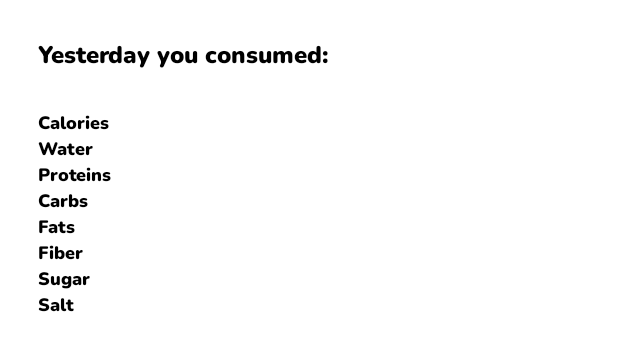
After one commit to kyrylost/EatWise, an Android app: the layout yeasterday_consumed_nutrients.xml on its own in the app's theme, with its tools: preview values and no code run, on a phone screen of 412 x 824 dp. The commit adds this screen. Shown: the top 351 px of the screen. Run offline under Robolectric (Android 15) with nearby library versions, the phone set to English and light mode, and no system bars.

Commit message:
Yesterday consumed nutrients info added

```diff
--- a/app/src/main/java/kyrylost/apps/eatwise/adapters/OwnFoodAdapter.kt
+++ b/app/src/main/java/kyrylost/apps/eatwise/adapters/OwnFoodAdapter.kt
@@ -1,7 +1,6 @@
 package kyrylost.apps.eatwise.adapters
 
 import android.content.Context
-import android.util.Log
 import android.view.LayoutInflater
 import android.view.ViewGroup
 import androidx.core.view.isVisible
--- a/app/src/main/java/kyrylost/apps/eatwise/customviews/CustomRadioGroup.kt
+++ b/app/src/main/java/kyrylost/apps/eatwise/customviews/CustomRadioGroup.kt
@@ -19,7 +19,6 @@ class CustomRadioGroup @JvmOverloads constructor(
         }
 
     fun getCheckedItemNumber(): Int {
-        val checkedRadioButtonId = checkedRadioButtonId
         return indexOfChild(findViewById(checkedRadioButtonId))
     }
 
--- a/app/src/main/java/kyrylost/apps/eatwise/firebase/FirebaseRepository.kt
+++ b/app/src/main/java/kyrylost/apps/eatwise/firebase/FirebaseRepository.kt
@@ -1,6 +1,5 @@
 package kyrylost.apps.eatwise.firebase
 
-import android.util.Log
 import kotlinx.coroutines.CoroutineScope
 import kotlinx.coroutines.Dispatchers
 import kotlinx.coroutines.launch
@@ -23,7 +22,6 @@ class FirebaseRepository @Inject constructor(): FirebaseDatabase() {
                     if (authInstance.currentUser != null) {
                         currentUserDb = getCurrentUserDatabase(authInstance.currentUser!!.uid)
 
-                        Log.d("test1", currentUserDb.toString())
                         setAllFields(birthday, weight, sex, work, trainings, diet)
 
                         //Trigger callback to save user to ROOM
@@ -77,7 +75,6 @@ class FirebaseRepository @Inject constructor(): FirebaseDatabase() {
                      sex: Int, work: Int,
                      trainings: Int, diet: Int
     ) {
-        Log.d("test", currentUserDb.toString())
         setBirthDate(birthday)
         setWeight(weight)
         setSex(sex)
--- a/app/src/main/java/kyrylost/apps/eatwise/fragments/FavoriteFoodFragment.kt
+++ b/app/src/main/java/kyrylost/apps/eatwise/fragments/FavoriteFoodFragment.kt
@@ -11,9 +11,7 @@ import androidx.recyclerview.widget.LinearLayoutManager
 import kyrylost.apps.eatwise.adapters.FavoriteFoodAdapter
 import kyrylost.apps.eatwise.databinding.FavoriteFoodFragmentBinding
 import kyrylost.apps.eatwise.fragments.dialogs.FoodDialogFragment
-import kyrylost.apps.eatwise.model.FavoriteFood
 import kyrylost.apps.eatwise.viewmodel.FavoriteFoodViewModel
-import java.util.LinkedList
 
 class FavoriteFoodFragment : Fragment() {
     private var _binding: FavoriteFoodFragmentBinding? = null
--- a/app/src/main/java/kyrylost/apps/eatwise/model/ConsumedNutrients.kt
+++ b/app/src/main/java/kyrylost/apps/eatwise/model/ConsumedNutrients.kt
@@ -6,7 +6,7 @@ import androidx.room.PrimaryKey
 
 @Entity(tableName = "consumed_nutrients")
 data class ConsumedNutrients(
-    @PrimaryKey val id : Int = 1,
+    @PrimaryKey var id : Int = 1,
     @ColumnInfo(name = "calories") val calories: Double = 0.0,
     @ColumnInfo(name = "water") val water: Double = 0.0,
     @ColumnInfo(name = "proteins") val proteins: Double = 0.0,
--- a/app/src/main/java/kyrylost/apps/eatwise/viewmodel/FavoriteFoodViewModel.kt
+++ b/app/src/main/java/kyrylost/apps/eatwise/viewmodel/FavoriteFoodViewModel.kt
@@ -6,7 +6,6 @@ import dagger.hilt.android.lifecycle.HiltViewModel
 import kotlinx.coroutines.CoroutineScope
 import kotlinx.coroutines.Dispatchers
 import kotlinx.coroutines.launch
-import kotlinx.coroutines.withContext
 import kyrylost.apps.eatwise.model.FavoriteFood
 import kyrylost.apps.eatwise.room.favoritefood.FavoriteFoodRepository
 import java.util.LinkedList
--- a/app/src/main/res/layout/add_food_dialog_fragment.xml
+++ b/app/src/main/res/layout/add_food_dialog_fragment.xml
@@ -14,7 +14,7 @@
         android:layout_marginStart="25dp"
         android:layout_marginTop="25dp"
         android:layout_marginEnd="25dp"
-        android:text="Add Your own food" />
+        android:text="@string/add_your_own_food" />
 
     <TextView
         android:id="@+id/food_name"
@@ -24,7 +24,7 @@
         android:layout_marginStart="25dp"
         android:layout_marginTop="25dp"
         android:layout_marginEnd="25dp"
-        android:text="Food name" />
+        android:text="@string/food_name" />
 
     <EditText
         android:id="@+id/food_name_et"
@@ -36,7 +36,7 @@
         android:layout_marginEnd="25dp"
         android:autofillHints=""
         android:background="@drawable/edit_text_background"
-        android:hint="Food name"
+        android:hint="@string/food_name"
         android:inputType="text"
         android:maxLines="1"
         android:textCursorDrawable="@null" />
--- /dev/null
+++ b/app/src/main/res/layout/yeasterday_consumed_nutrients.xml
@@ -0,0 +1,165 @@
+<?xml version="1.0" encoding="utf-8"?>
+<androidx.constraintlayout.widget.ConstraintLayout xmlns:android="http://schemas.android.com/apk/res/android"
+    xmlns:app="http://schemas.android.com/apk/res-auto"
+    android:layout_width="match_parent"
+    android:layout_height="wrap_content"
+    android:orientation="vertical"
+    android:background="@drawable/popup_background"
+    android:padding="25dp">
+
+    <TextView
+        android:id="@+id/yesterday_cons"
+        style="@style/blackBlackSixteenText"
+        android:layout_width="0dp"
+        android:layout_height="wrap_content"
+        android:text="@string/yesterday_you_consumed"
+        app:layout_constraintStart_toStartOf="parent"
+        app:layout_constraintTop_toTopOf="parent" />
+
+    <TextView
+        android:id="@+id/caloriesTV"
+        style="@style/blackBlackTwelveText"
+        android:layout_width="0dp"
+        android:layout_height="wrap_content"
+        android:layout_marginTop="25dp"
+        android:text="@string/calories"
+        app:layout_constraintStart_toStartOf="parent"
+        app:layout_constraintTop_toBottomOf="@id/yesterday_cons" />
+
+    <TextView
+        android:id="@+id/calories"
+        style="@style/regularBlackTwelveText"
+        android:layout_width="0dp"
+        android:layout_height="wrap_content"
+        android:layout_marginStart="5dp"
+        android:layout_marginTop="25dp"
+        app:layout_constraintStart_toEndOf="@+id/caloriesTV"
+        app:layout_constraintTop_toBottomOf="@id/yesterday_cons" />
+
+    <TextView
+        android:id="@+id/waterTV"
+        style="@style/blackBlackTwelveText"
+        android:layout_width="0dp"
+        android:layout_height="wrap_content"
+        android:text="@string/water"
+        app:layout_constraintStart_toStartOf="parent"
+        app:layout_constraintTop_toBottomOf="@id/caloriesTV" />
+
+    <TextView
+        android:id="@+id/water"
+        style="@style/regularBlackTwelveText"
+        android:layout_width="0dp"
+        android:layout_height="wrap_content"
+        android:layout_marginStart="5dp"
+        app:layout_constraintStart_toEndOf="@+id/waterTV"
+        app:layout_constraintTop_toBottomOf="@id/caloriesTV" />
+
+    <TextView
+        android:id="@+id/proteinsTV"
+        style="@style/blackBlackTwelveText"
+        android:layout_width="0dp"
+        android:layout_height="wrap_content"
+        android:text="@string/proteins"
+        app:layout_constraintStart_toStartOf="parent"
+        app:layout_constraintTop_toBottomOf="@id/waterTV" />
+
+    <TextView
+        android:id="@+id/proteins"
+        style="@style/regularBlackTwelveText"
+        android:layout_width="0dp"
+        android:layout_height="wrap_content"
+        android:layout_marginStart="5dp"
+        app:layout_constraintStart_toEndOf="@+id/proteinsTV"
+        app:layout_constraintTop_toBottomOf="@id/waterTV" />
+
+    <TextView
+        android:id="@+id/carbsTV"
+        style="@style/blackBlackTwelveText"
+        android:layout_width="0dp"
+        android:layout_height="wrap_content"
+        android:text="@string/carbs"
+        app:layout_constraintStart_toStartOf="parent"
+        app:layout_constraintTop_toBottomOf="@+id/proteinsTV" />
+
+    <TextView
+        android:id="@+id/carbs"
+        style="@style/regularBlackTwelveText"
+        android:layout_width="0dp"
+        android:layout_height="wrap_content"
+        android:layout_marginStart="5dp"
+        app:layout_constraintStart_toEndOf="@id/carbsTV"
+        app:layout_constraintTop_toBottomOf="@+id/proteinsTV" />
+
+    <TextView
+        android:id="@+id/fatsTV"
+        style="@style/blackBlackTwelveText"
+        android:layout_width="0dp"
+        android:layout_height="wrap_content"
+        android:text="@string/fats"
+        app:layout_constraintStart_toStartOf="parent"
+        app:layout_constraintTop_toBottomOf="@+id/carbsTV" />
+
+    <TextView
+        android:id="@+id/fats"
+        style="@style/regularBlackTwelveText"
+        android:layout_width="0dp"
+        android:layout_height="wrap_content"
+        android:layout_marginStart="5dp"
+        app:layout_constraintStart_toEndOf="@id/fatsTV"
+        app:layout_constraintTop_toBottomOf="@+id/carbsTV" />
+
+    <TextView
+        android:id="@+id/fiberTV"
+        style="@style/blackBlackTwelveText"
+        android:layout_width="0dp"
+        android:layout_height="wrap_content"
+        android:text="@string/fiber"
+        app:layout_constraintStart_toStartOf="parent"
+        app:layout_constraintTop_toBottomOf="@+id/fatsTV" />
+
+    <TextView
+        android:id="@+id/fiber"
+        style="@style/regularBlackTwelveText"
+        android:layout_width="0dp"
+        android:layout_height="wrap_content"
+        android:layout_marginStart="5dp"
+        app:layout_constraintStart_toEndOf="@id/fiberTV"
+        app:layout_constraintTop_toBottomOf="@+id/fatsTV" />
+
+    <TextView
+        android:id="@+id/sugarTV"
+        style="@style/blackBlackTwelveText"
+        android:layout_width="0dp"
+        android:layout_height="wrap_content"
+        android:text="@string/sugar"
+        app:layout_constraintStart_toStartOf="parent"
+        app:layout_constraintTop_toBottomOf="@+id/fiberTV" />
+
+    <TextView
+        android:id="@+id/sugar"
+        style="@style/regularBlackTwelveText"
+        android:layout_width="0dp"
+        android:layout_height="wrap_content"
+        android:layout_marginStart="5dp"
+        app:layout_constraintStart_toEndOf="@id/sugarTV"
+        app:layout_constraintTop_toBottomOf="@+id/fiberTV" />
+
+    <TextView
+        android:id="@+id/saltTV"
+        style="@style/blackBlackTwelveText"
+        android:layout_width="0dp"
+        android:layout_height="wrap_content"
+        android:text="@string/salt"
+        app:layout_constraintStart_toStartOf="parent"
+        app:layout_constraintTop_toBottomOf="@+id/sugarTV" />
+
+    <TextView
+        android:id="@+id/salt"
+        style="@style/regularBlackTwelveText"
+        android:layout_width="0dp"
+        android:layout_height="wrap_content"
+        android:layout_marginStart="5dp"
+        app:layout_constraintStart_toEndOf="@id/saltTV"
+        app:layout_constraintTop_toBottomOf="@+id/sugarTV" />
+
+</androidx.constraintlayout.widget.ConstraintLayout>
--- a/app/src/main/res/values/strings.xml
+++ b/app/src/main/res/values/strings.xml
@@ -126,5 +126,8 @@
     <string name="favorite">Favorite</string>
     <string name="own_food">Own food</string>
     <string name="nutrients">Nutrients</string>
+    <string name="add_your_own_food">Add Your own food</string>
+    <string name="food_name">Food name</string>
+    <string name="yesterday_you_consumed">Yesterday you consumed:</string>
 
 </resources>
```
Also changed, not shown: app/src/main/java/kyrylost/apps/eatwise/MainActivity.kt (+10 -1 lines), app/src/main/java/kyrylost/apps/eatwise/fragments/ConsumedFragment.kt (+7 -0 lines), app/src/main/java/kyrylost/apps/eatwise/fragments/dialogs/YesterdayConsumedNutrientsDialogFragment.kt (added, +43 -0 lines), app/src/main/java/kyrylost/apps/eatwise/reseter/ResetDatabaseWorker.kt (+9 -0 lines), app/src/main/java/kyrylost/apps/eatwise/reseter/ScheduleDatabaseReset.kt (+26 -7 lines), app/src/main/java/kyrylost/apps/eatwise/room/consumednutrients/ConsumedNutrientsDao.kt (+8 -8 lines), app/src/main/java/kyrylost/apps/eatwise/room/consumednutrients/ConsumedNutrientsRepository.kt (+6 -3 lines), app/src/main/java/kyrylost/apps/eatwise/viewmodel/ConsumedNutrientsViewModel.kt (+15 -6 lines).
